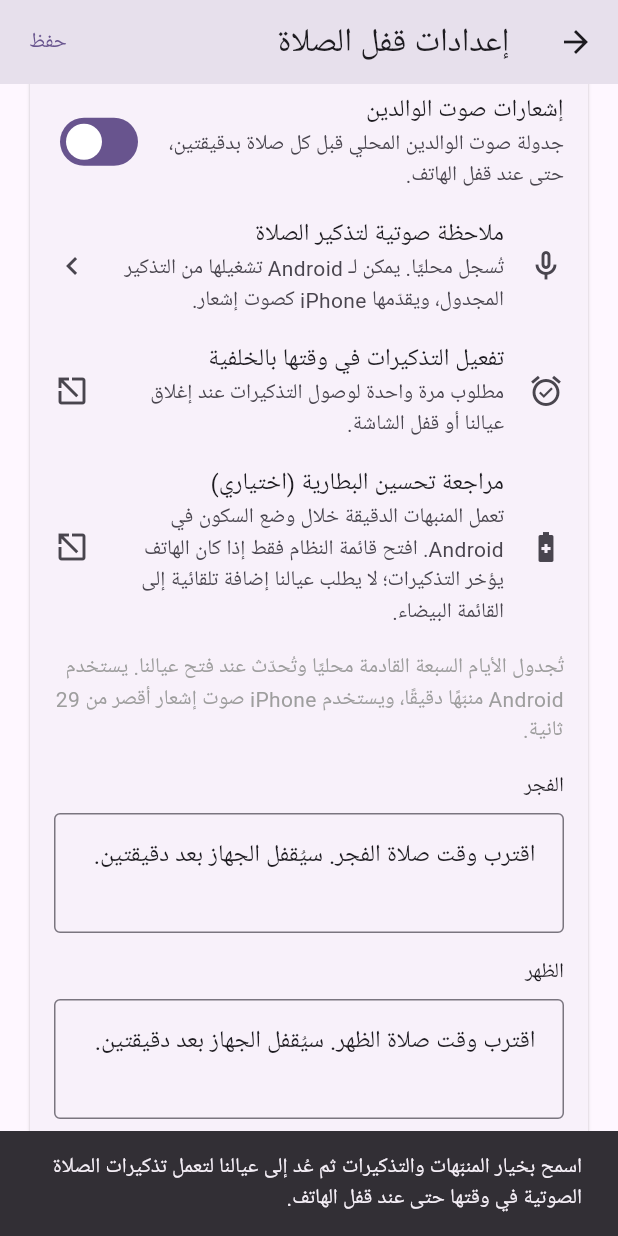
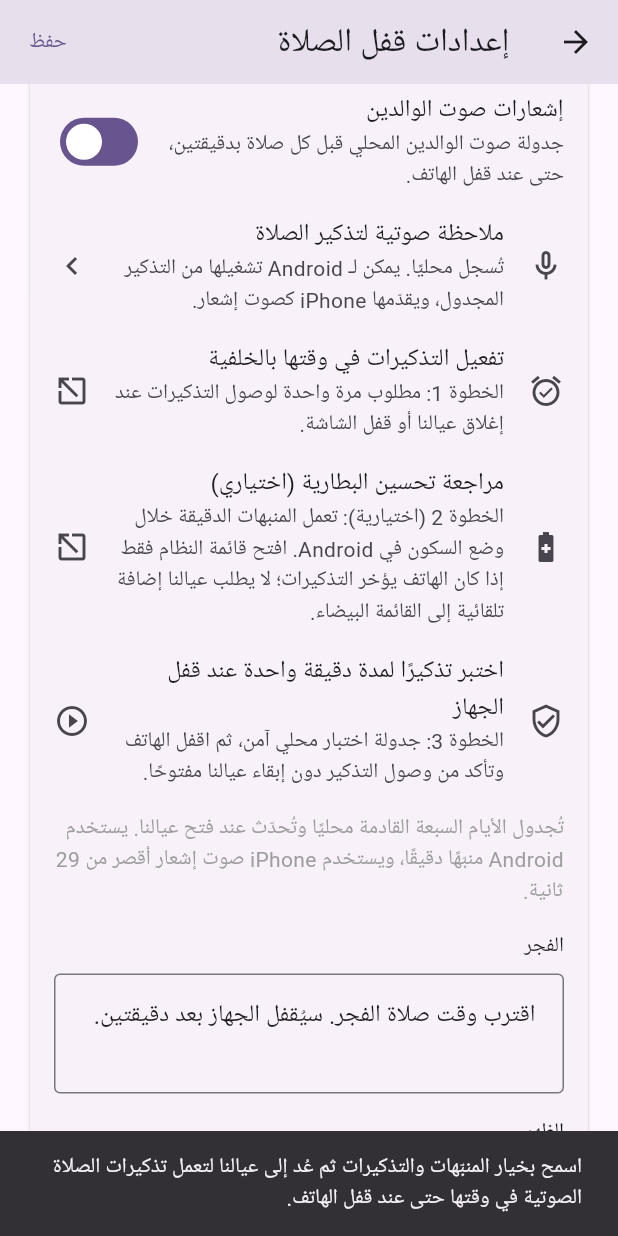
Before and after one commit to mgomma/3ialna, a Flutter app: the PrayerLockSettingsScreen screen opened directly, scrolled down 1152 dp, after a tap on "تفعيل التذكيرات في وقتها بالخلفية", on a phone screen of 412 x 824 dp. Run offline on Flutter 3.47's test engine with Material 3 defaults, Android fonts, the phone set to English and light mode, and no system bars; our stand-ins replace flutter_local_notifications, flutter_tts, geolocator, google_sign_in, just_audio, local_auth and 5 more; missing offline and left inert: adhan_dart, app_usage, flutter_facebook_auth, flutter_overlay_window, record; accounts and stored records are empty; statements that could not run were skipped.

Commit message:
feat: add prayer reminder readiness test flow

```diff
--- /dev/null
+++ b/lib/data/system/prayer_voice_reminder_verification.dart
@@ -0,0 +1,17 @@
+/// Pure timing and readiness rules for the parent-run reminder verification.
+class PrayerVoiceReminderVerification {
+  PrayerVoiceReminderVerification._();
+
+  static const Duration testDelay = Duration(minutes: 1);
+
+  /// Gives the parent time to lock the device before the local test fires.
+  static DateTime scheduledAt(DateTime now) => now.add(testDelay);
+
+  /// Android requires exact-alarm access for native on-time playback. iPhone
+  /// uses its local-notification permission instead.
+  static bool canSchedule({
+    required bool hasRecording,
+    required bool platformPermissionGranted,
+  }) =>
+      hasRecording && platformPermissionGranted;
+}
--- a/lib/presentation/prayer_settings/prayer_lock_settings_screen.dart
+++ b/lib/presentation/prayer_settings/prayer_lock_settings_screen.dart
@@ -12,6 +12,7 @@ import '../../domain/services/prayer_calculation_method_policy.dart';
 import '../parental_control/voice_reminder_screens.dart';
 import '../../data/system/parent_voice_notification_service.dart';
 import '../../data/system/battery_optimization_service.dart';
+import '../../data/system/prayer_voice_reminder_verification.dart';
 import '../widgets/disclosure_dialog.dart';
 
 /// Screen for configuring prayer time lock settings.
@@ -28,6 +29,7 @@ class _PrayerLockSettingsScreenState extends State<PrayerLockSettingsScreen> {
 
   PrayerLockSettings _settings = PrayerLockSettings.defaults();
   bool _isLoading = false;
+  bool _isSchedulingVoiceReminderTest = false;
   String? _locationError;
   Future<void>? _pendingMethodWrite;
 
@@ -161,6 +163,15 @@ class _PrayerLockSettingsScreenState extends State<PrayerLockSettingsScreen> {
             ),
           );
         }
+      } else if (mounted) {
+        ScaffoldMessenger.of(context).showSnackBar(
+          SnackBar(
+            content: Text(_text(
+              'Alarms & reminders is ready. Record a note, then run the one-minute test below.',
+              'خيار المنبّهات والتذكيرات جاهز. سجّل ملاحظة ثم شغّل اختبار الدقيقة الواحدة أدناه.',
+            )),
+          ),
+        );
       }
     } else if (Platform.isIOS) {
       final bool granted = await voiceService.requestVoiceNotificationPermission();
@@ -176,6 +187,93 @@ class _PrayerLockSettingsScreenState extends State<PrayerLockSettingsScreen> {
       }
     }
     await voiceService.dispose();
+  }
+
+  Future<void> _scheduleVoiceReminderVerification() async {
+    if (!_settings.voiceNotificationsEnabled) {
+      ScaffoldMessenger.of(context).showSnackBar(
+        SnackBar(
+          content: Text(_text(
+            'Enable prayer voice notifications before running the test.',
+            'فعّل إشعارات صوت تذكير الصلاة قبل تشغيل الاختبار.',
+          )),
+        ),
+      );
+      return;
+    }
+
+    setState(() => _isSchedulingVoiceReminderTest = true);
+    final ParentVoiceNotificationService voiceService =
+        ParentVoiceNotificationService(
+      recordingKey: ParentVoiceNotificationService.prayerReminderRecordingKey,
+    );
+    try {
+      final bool hasRecording = await voiceService.getRecording() != null;
+      bool platformPermissionGranted = true;
+      if (Platform.isAndroid) {
+        platformPermissionGranted = await voiceService.canScheduleExactAlarms();
+      } else if (Platform.isIOS) {
+        platformPermissionGranted =
+            await voiceService.requestVoiceNotificationPermission();
+      }
+
+      if (!PrayerVoiceReminderVerification.canSchedule(
+        hasRecording: hasRecording,
+        platformPermissionGranted: platformPermissionGranted,
+      )) {
+        if (!mounted) return;
+        ScaffoldMessenger.of(context).showSnackBar(
+          SnackBar(
+            content: Text(_text(
+              hasRecording
+                  ? 'Allow the required reminder permission, then try the test again.'
+                  : 'Record a prayer reminder voice note before running the test.',
+              hasRecording
+                  ? 'اسمح بإذن التذكير المطلوب ثم أعد الاختبار.'
+                  : 'سجّل ملاحظة صوتية لتذكير الصلاة قبل تشغيل الاختبار.',
+            )),
+          ),
+        );
+        return;
+      }
+
+      final DateTime scheduledAt =
+          PrayerVoiceReminderVerification.scheduledAt(DateTime.now());
+      final bool scheduled =
+          await voiceService.scheduleBackgroundPlayback(scheduledAt);
+      if (!mounted) return;
+      if (!scheduled) {
+        ScaffoldMessenger.of(context).showSnackBar(
+          SnackBar(
+            content: Text(_text(
+              '3ialna could not schedule the test. Review reminder permissions and try again.',
+              'تعذر على عيالنا جدولة الاختبار. راجع أذونات التذكير ثم حاول مرة أخرى.',
+            )),
+          ),
+        );
+        return;
+      }
+
+      await showDialog<void>(
+        context: context,
+        builder: (BuildContext dialogContext) => AlertDialog(
+          title: Text(_text('One-minute test scheduled', 'تمت جدولة اختبار الدقيقة الواحدة')),
+          content: Text(_text(
+            'Lock the phone now. Keep 3ialna closed if you wish. The local prayer voice reminder should play in about one minute.',
+            'اقفل الهاتف الآن. يمكنك إبقاء عيالنا مغلقًا. ينبغي أن يعمل صوت تذكير الصلاة المحلي خلال نحو دقيقة واحدة.',
+          )),
+          actions: <Widget>[
+            TextButton(
+              onPressed: () => Navigator.of(dialogContext).pop(),
+              child: Text(_text('Done', 'حسنًا')),
+            ),
+          ],
+        ),
+      );
+    } finally {
+      await voiceService.dispose();
+      if (mounted) setState(() => _isSchedulingVoiceReminderTest = false);
+    }
   }
 
   Future<void> _reviewBatteryOptimization() async {
@@ -460,7 +558,7 @@ class _PrayerLockSettingsScreenState extends State<PrayerLockSettingsScreen> {
                 contentPadding: EdgeInsets.zero,
                 leading: const Icon(Icons.alarm_on_outlined),
                 title: Text(_text('Enable on-time background reminders', 'تفعيل التذكيرات في وقتها بالخلفية')),
-                subtitle: Text(_text('Required once so reminders can arrive when 3ialna is closed or the screen is locked.', 'مطلوب مرة واحدة لوصول التذكيرات عند إغلاق عيالنا أو قفل الشاشة.')),
+                subtitle: Text(_text('Step 1: required once so reminders can arrive when 3ialna is closed or the screen is locked.', 'الخطوة 1: مطلوب مرة واحدة لوصول التذكيرات عند إغلاق عيالنا أو قفل الشاشة.')),
                 trailing: const Icon(Icons.open_in_new),
                 onTap: _requestBackgroundPrayerVoiceAccess,
               ),
@@ -473,11 +571,34 @@ class _PrayerLockSettingsScreenState extends State<PrayerLockSettingsScreen> {
                   'مراجعة تحسين البطارية (اختياري)',
                 )),
                 subtitle: Text(_text(
-                  'Exact alarms already work through Android Doze. Open the system list only if this phone delays reminders; 3ialna never requests automatic whitelisting.',
-                  'تعمل المنبهات الدقيقة خلال وضع السكون في Android. افتح قائمة النظام فقط إذا كان الهاتف يؤخر التذكيرات؛ لا يطلب عيالنا إضافة تلقائية إلى القائمة البيضاء.',
+                  'Step 2 (optional): exact alarms already work through Android Doze. Open the system list only if this phone delays reminders; 3ialna never requests automatic whitelisting.',
+                  'الخطوة 2 (اختيارية): تعمل المنبهات الدقيقة خلال وضع السكون في Android. افتح قائمة النظام فقط إذا كان الهاتف يؤخر التذكيرات؛ لا يطلب عيالنا إضافة تلقائية إلى القائمة البيضاء.',
                 )),
                 trailing: const Icon(Icons.open_in_new),
                 onTap: _reviewBatteryOptimization,
+              ),
+            if (_settings.voiceNotificationsEnabled)
+              ListTile(
+                contentPadding: EdgeInsets.zero,
+                leading: _isSchedulingVoiceReminderTest
+                    ? const SizedBox(
+                        width: 24,
+                        height: 24,
+                        child: CircularProgressIndicator(strokeWidth: 2),
+                      )
+                    : const Icon(Icons.verified_user_outlined),
+                title: Text(_text(
+                  'Test a one-minute locked-device reminder',
+                  'اختبر تذكيرًا لمدة دقيقة واحدة عند قفل الجهاز',
+                )),
+                subtitle: Text(_text(
+                  'Step 3: schedule a safe local test, lock the phone, and confirm the reminder arrives without keeping 3ialna open.',
+                  'الخطوة 3: جدولة اختبار محلي آمن، ثم اقفل الهاتف وتأكد من وصول التذكير دون إبقاء عيالنا مفتوحًا.',
+                )),
+                trailing: const Icon(Icons.play_circle_outline),
+                onTap: _isSchedulingVoiceReminderTest
+                    ? null
+                    : _scheduleVoiceReminderVerification,
               ),
             const SizedBox(height: 8),
             Text(_text('The next seven days are scheduled locally and refreshed when 3ialna opens. Android uses an exact reminder alarm; iPhone uses a notification sound shorter than 29 seconds.', 'تُجدول الأيام السبعة القادمة محليًا وتُحدّث عند فتح عيالنا. يستخدم Android منبّهًا دقيقًا، ويستخدم iPhone صوت إشعار أقصر من 29 ثانية.'), style: const TextStyle(color: Colors.grey)),
```
Also changed, not shown: 1 other file.
